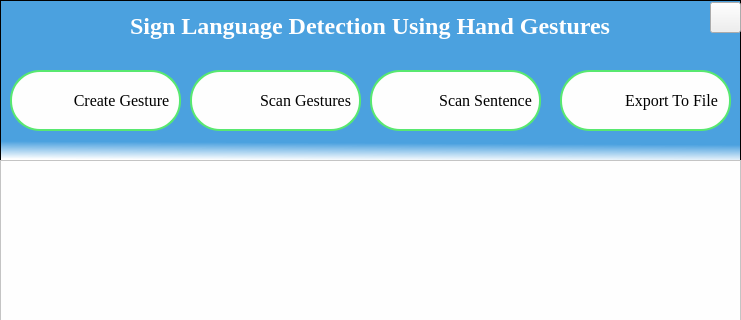
Old version of the form Source Code/UI_Files/dash.UI in the repository shadabsk/Sign-Language-Recognition-Using-Hand-Gestures-Keras-PyQT5-OpenCV; both pictures show x 0 to 741 and y 0 to 320 of the 741 by 642 pixel window.
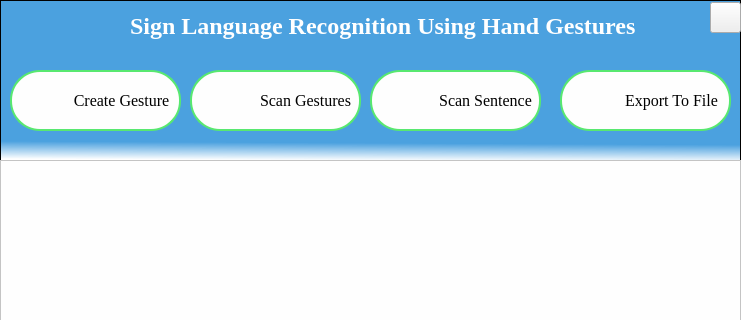
New version of the form. Icons and pictures are not drawn.

Commit message: updated UI Files and reformatted the design

The edit to the form file:
```diff
--- a/Source Code/UI_Files/dash.UI
+++ b/Source Code/UI_Files/dash.UI
@@ -36,7 +36,7 @@
      <rect>
       <x>130</x>
       <y>10</y>
-      <width>491</width>
+      <width>531</width>
       <height>31</height>
      </rect>
     </property>
@@ -52,7 +52,7 @@
      <string notr="true">color:white;</string>
     </property>
     <property name="text">
-     <string>Sign Language Detection Using Hand Gestures</string>
+     <string>Sign Language Recognition Using Hand Gestures</string>
     </property>
    </widget>
    <widget class="QLabel" name="label_3">
```
The commit also changes 4 other files.
